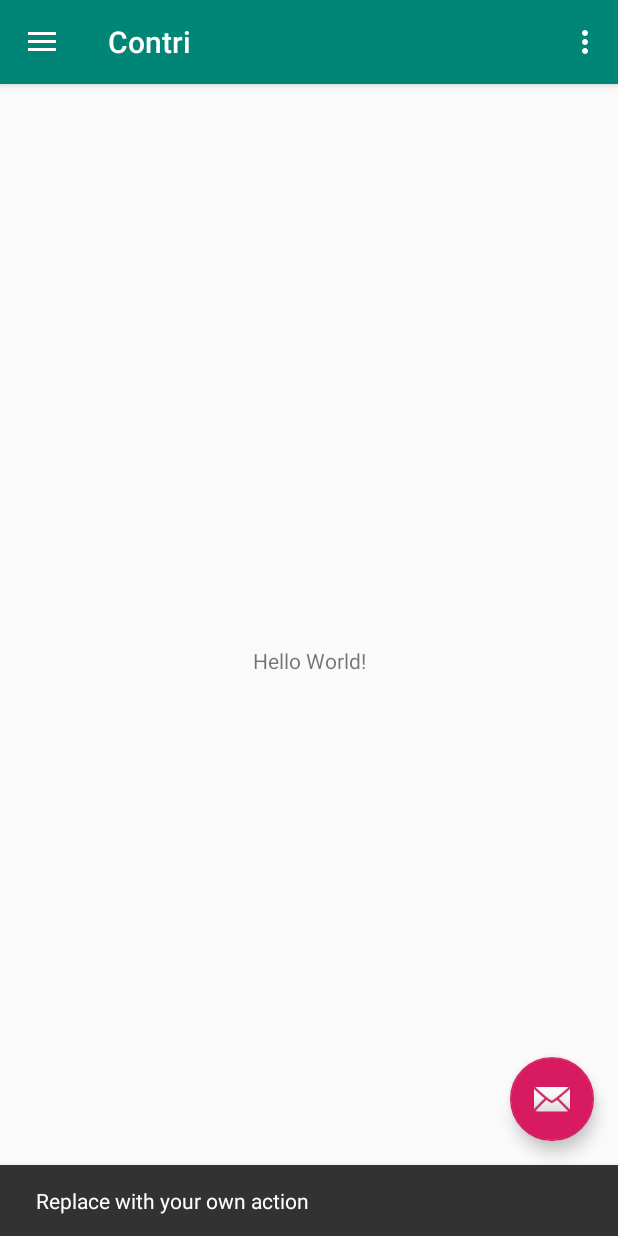
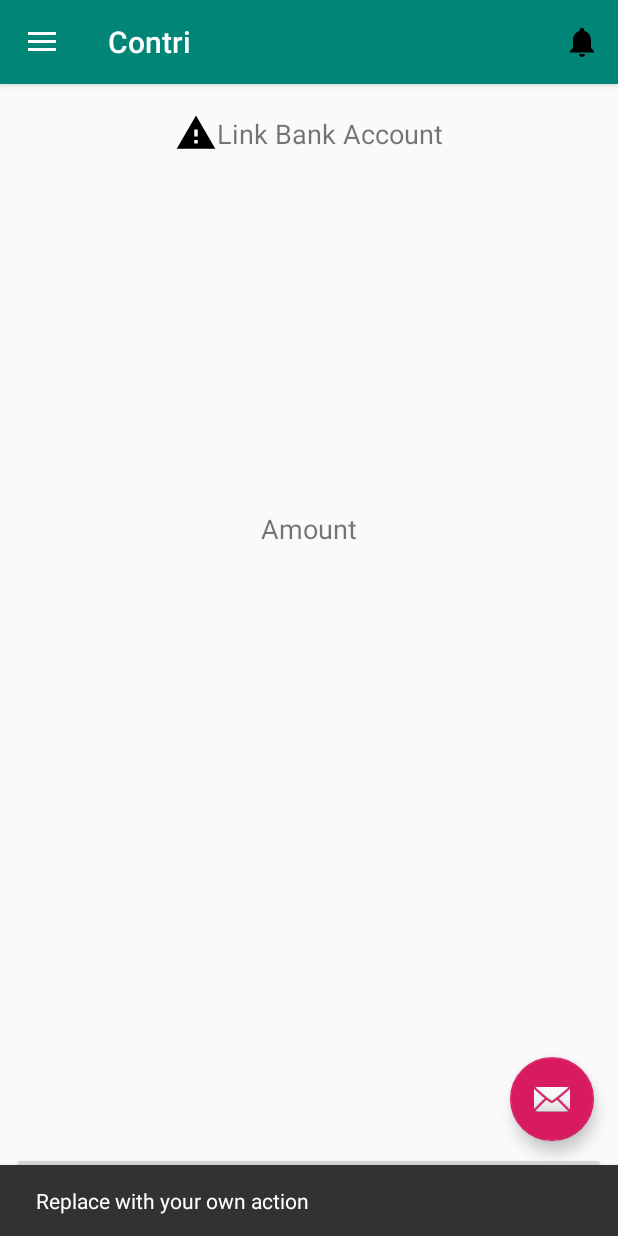
Before and after one commit to code-marine/GokuDemo, an Android app: the screen it shows after launch (MainActivity), after a tap on an icon or button, on a phone screen of 412 x 824 dp. Run offline under Robolectric (Android 15) with nearby library versions, the phone set to English and light mode, and no system bars.

Commit message:
menu and link account screen done

```diff
--- a/app/src/main/java/com/contri/MainActivity.kt
+++ b/app/src/main/java/com/contri/MainActivity.kt
@@ -59,16 +59,13 @@ class MainActivity : AppCompatActivity(), NavigationView.OnNavigationItemSelecte
     override fun onNavigationItemSelected(item: MenuItem): Boolean {
         // Handle navigation view item clicks here.
         when (item.itemId) {
-            R.id.nav_camera -> {
+            R.id.nav_offer -> {
                 // Handle the camera action
             }
-            R.id.nav_gallery -> {
+            R.id.nav_account -> {
 
             }
-            R.id.nav_slideshow -> {
-
-            }
-            R.id.nav_manage -> {
+            R.id.nav_archived_transactions -> {
 
             }
             R.id.nav_share -> {
@@ -77,6 +74,16 @@ class MainActivity : AppCompatActivity(), NavigationView.OnNavigationItemSelecte
             R.id.nav_send -> {
 
             }
+
+            R.id.nav_faq -> {
+
+            }
+            R.id.nav_email -> {
+
+            }
+            R.id.nav_feedback -> {
+
+            }
         }
 
         drawer_layout.closeDrawer(GravityCompat.START)
--- /dev/null
+++ b/app/src/main/res/drawable/ic_account.xml
@@ -0,0 +1,9 @@
+<vector xmlns:android="http://schemas.android.com/apk/res/android"
+        android:width="24dp"
+        android:height="24dp"
+        android:viewportWidth="24.0"
+        android:viewportHeight="24.0">
+    <path
+        android:fillColor="#FF000000"
+        android:pathData="M3,5v14c0,1.1 0.89,2 2,2h14c1.1,0 2,-0.9 2,-2L21,5c0,-1.1 -0.9,-2 -2,-2L5,3c-1.11,0 -2,0.9 -2,2zM15,9c0,1.66 -1.34,3 -3,3s-3,-1.34 -3,-3 1.34,-3 3,-3 3,1.34 3,3zM6,17c0,-2 4,-3.1 6,-3.1s6,1.1 6,3.1v1L6,18v-1z"/>
+</vector>
--- /dev/null
+++ b/app/src/main/res/drawable/ic_account_circle.xml
@@ -0,0 +1,9 @@
+<vector xmlns:android="http://schemas.android.com/apk/res/android"
+        android:width="24dp"
+        android:height="24dp"
+        android:viewportWidth="24.0"
+        android:viewportHeight="24.0">
+    <path
+        android:fillColor="#FF000000"
+        android:pathData="M12,2C6.48,2 2,6.48 2,12s4.48,10 10,10 10,-4.48 10,-10S17.52,2 12,2zM12,5c1.66,0 3,1.34 3,3s-1.34,3 -3,3 -3,-1.34 -3,-3 1.34,-3 3,-3zM12,19.2c-2.5,0 -4.71,-1.28 -6,-3.22 0.03,-1.99 4,-3.08 6,-3.08 1.99,0 5.97,1.09 6,3.08 -1.29,1.94 -3.5,3.22 -6,3.22z"/>
+</vector>
--- /dev/null
+++ b/app/src/main/res/drawable/ic_email.xml
@@ -0,0 +1,9 @@
+<vector xmlns:android="http://schemas.android.com/apk/res/android"
+        android:width="24dp"
+        android:height="24dp"
+        android:viewportWidth="24.0"
+        android:viewportHeight="24.0">
+    <path
+        android:fillColor="#FF000000"
+        android:pathData="M20,4L4,4c-1.1,0 -1.99,0.9 -1.99,2L2,18c0,1.1 0.9,2 2,2h16c1.1,0 2,-0.9 2,-2L22,6c0,-1.1 -0.9,-2 -2,-2zM20,8l-8,5 -8,-5L4,6l8,5 8,-5v2z"/>
+</vector>
--- /dev/null
+++ b/app/src/main/res/drawable/ic_faq.xml
@@ -0,0 +1,9 @@
+<vector xmlns:android="http://schemas.android.com/apk/res/android"
+        android:width="24dp"
+        android:height="24dp"
+        android:viewportWidth="24.0"
+        android:viewportHeight="24.0">
+    <path
+        android:fillColor="#FF000000"
+        android:pathData="M21,6h-2v9L6,15v2c0,0.55 0.45,1 1,1h11l4,4L22,7c0,-0.55 -0.45,-1 -1,-1zM17,12L17,3c0,-0.55 -0.45,-1 -1,-1L3,2c-0.55,0 -1,0.45 -1,1v14l4,-4h10c0.55,0 1,-0.45 1,-1z"/>
+</vector>
--- /dev/null
+++ b/app/src/main/res/drawable/ic_feedback.xml
@@ -0,0 +1,9 @@
+<vector xmlns:android="http://schemas.android.com/apk/res/android"
+        android:width="24dp"
+        android:height="24dp"
+        android:viewportWidth="24.0"
+        android:viewportHeight="24.0">
+    <path
+        android:fillColor="#FF000000"
+        android:pathData="M20,2L4,2c-1.1,0 -1.99,0.9 -1.99,2L2,22l4,-4h14c1.1,0 2,-0.9 2,-2L22,4c0,-1.1 -0.9,-2 -2,-2zM13,14h-2v-2h2v2zM13,10h-2L11,6h2v4z"/>
+</vector>
--- /dev/null
+++ b/app/src/main/res/drawable/ic_home_home.xml
@@ -0,0 +1,9 @@
+<vector xmlns:android="http://schemas.android.com/apk/res/android"
+        android:width="24dp"
+        android:height="24dp"
+        android:viewportWidth="24.0"
+        android:viewportHeight="24.0">
+    <path
+        android:fillColor="#FF000000"
+        android:pathData="M10,20v-6h4v6h5v-8h3L12,3 2,12h3v8z"/>
+</vector>
--- /dev/null
+++ b/app/src/main/res/drawable/ic_local_offer.xml
@@ -0,0 +1,9 @@
+<vector xmlns:android="http://schemas.android.com/apk/res/android"
+        android:width="24dp"
+        android:height="24dp"
+        android:viewportWidth="24.0"
+        android:viewportHeight="24.0">
+    <path
+        android:fillColor="#FF000000"
+        android:pathData="M21.41,11.58l-9,-9C12.05,2.22 11.55,2 11,2H4c-1.1,0 -2,0.9 -2,2v7c0,0.55 0.22,1.05 0.59,1.42l9,9c0.36,0.36 0.86,0.58 1.41,0.58 0.55,0 1.05,-0.22 1.41,-0.59l7,-7c0.37,-0.36 0.59,-0.86 0.59,-1.41 0,-0.55 -0.23,-1.06 -0.59,-1.42zM5.5,7C4.67,7 4,6.33 4,5.5S4.67,4 5.5,4 7,4.67 7,5.5 6.33,7 5.5,7z"/>
+</vector>
--- /dev/null
+++ b/app/src/main/res/drawable/ic_notifications.xml
@@ -0,0 +1,9 @@
+<vector xmlns:android="http://schemas.android.com/apk/res/android"
+        android:width="24dp"
+        android:height="24dp"
+        android:viewportWidth="24.0"
+        android:viewportHeight="24.0">
+    <path
+        android:fillColor="#FF000000"
+        android:pathData="M12,22c1.1,0 2,-0.9 2,-2h-4c0,1.1 0.89,2 2,2zM18,16v-5c0,-3.07 -1.64,-5.64 -4.5,-6.32L13.5,4c0,-0.83 -0.67,-1.5 -1.5,-1.5s-1.5,0.67 -1.5,1.5v0.68C7.63,5.36 6,7.92 6,11v5l-2,2v1h16v-1l-2,-2z"/>
+</vector>
--- /dev/null
+++ b/app/src/main/res/drawable/ic_receipt.xml
@@ -0,0 +1,9 @@
+<vector xmlns:android="http://schemas.android.com/apk/res/android"
+        android:width="24dp"
+        android:height="24dp"
+        android:viewportWidth="24.0"
+        android:viewportHeight="24.0">
+    <path
+        android:fillColor="#FF000000"
+        android:pathData="M18,17L6,17v-2h12v2zM18,13L6,13v-2h12v2zM18,9L6,9L6,7h12v2zM3,22l1.5,-1.5L6,22l1.5,-1.5L9,22l1.5,-1.5L12,22l1.5,-1.5L15,22l1.5,-1.5L18,22l1.5,-1.5L21,22L21,2l-1.5,1.5L18,2l-1.5,1.5L15,2l-1.5,1.5L12,2l-1.5,1.5L9,2 7.5,3.5 6,2 4.5,3.5 3,2v20z"/>
+</vector>
--- /dev/null
+++ b/app/src/main/res/drawable/ic_warning.xml
@@ -0,0 +1,9 @@
+<vector xmlns:android="http://schemas.android.com/apk/res/android"
+        android:width="28dp"
+        android:height="28dp"
+        android:viewportWidth="24.0"
+        android:viewportHeight="24.0">
+    <path
+        android:fillColor="#FF000000"
+        android:pathData="M1,21h22L12,2 1,21zM13,18h-2v-2h2v2zM13,14h-2v-4h2v4z"/>
+</vector>
--- a/app/src/main/res/layout/content_main.xml
+++ b/app/src/main/res/layout/content_main.xml
@@ -12,10 +12,35 @@
     <TextView
             android:layout_width="wrap_content"
             android:layout_height="wrap_content"
-            android:text="Hello World!"
+            android:text="Amount"
             app:layout_constraintBottom_toBottomOf="parent"
             app:layout_constraintLeft_toLeftOf="parent"
             app:layout_constraintRight_toRightOf="parent"
-            app:layout_constraintTop_toTopOf="parent"/>
+            app:layout_constraintTop_toTopOf="parent" android:textSize="18sp"
+            app:layout_constraintVertical_bias="0.382"/>
+    <LinearLayout
+            android:orientation="horizontal"
+            android:layout_width="match_parent"
+            android:layout_height="50dp"
+            android:gravity="center"
+            app:layout_constraintEnd_toEndOf="parent" android:layout_marginEnd="8dp"
+            app:layout_constraintStart_toStartOf="parent" android:layout_marginStart="8dp"
+            android:layout_marginTop="8dp" app:layout_constraintTop_toTopOf="parent">
+
+        <ImageView android:layout_width="wrap_content"
+                   android:src="@drawable/ic_warning"
+                   android:layout_height="wrap_content"/>
+        <TextView android:layout_width="wrap_content"
+                  android:text="Link Bank Account"
+                  android:layout_height="wrap_content"
+        android:textSize="18dp"/>
+    </LinearLayout>
+    <Button
+            android:text="Button"
+            android:layout_width="match_parent"
+            android:layout_height="wrap_content"
+            android:id="@+id/button" app:layout_constraintEnd_toEndOf="parent" android:layout_marginEnd="8dp"
+            app:layout_constraintStart_toStartOf="parent" android:layout_marginStart="8dp"
+            android:layout_marginBottom="8dp" app:layout_constraintBottom_toBottomOf="parent"/>
 
 </android.support.constraint.ConstraintLayout>
--- a/app/src/main/res/layout/nav_header_main.xml
+++ b/app/src/main/res/layout/nav_header_main.xml
@@ -13,6 +13,11 @@
         android:orientation="vertical"
         android:gravity="bottom">
 
+
+    <LinearLayout
+            android:layout_width="match_parent"
+            android:layout_height="wrap_content"
+            android:orientation="horizontal">
         <ImageView
                 android:layout_width="wrap_content"
                 android:layout_height="wrap_content"
@@ -20,6 +25,7 @@
                 app:srcCompat="@mipmap/ic_launcher_round"
                 android:contentDescription="@string/nav_header_desc"
                 android:id="@+id/imageView"/>
+    </LinearLayout>
 
     <TextView
             android:layout_width="match_parent"
--- a/app/src/main/res/menu/activity_main_drawer.xml
+++ b/app/src/main/res/menu/activity_main_drawer.xml
@@ -3,24 +3,22 @@
       xmlns:tools="http://schemas.android.com/tools"
       tools:showIn="navigation_view">
 
-    <group android:checkableBehavior="single">
-        <item
-                android:id="@+id/nav_camera"
-                android:icon="@drawable/ic_menu_camera"
-                android:title="Import"/>
-        <item
-                android:id="@+id/nav_gallery"
-                android:icon="@drawable/ic_menu_gallery"
-                android:title="Gallery"/>
-        <item
-                android:id="@+id/nav_slideshow"
-                android:icon="@drawable/ic_menu_slideshow"
-                android:title="Slideshow"/>
-        <item
-                android:id="@+id/nav_manage"
-                android:icon="@drawable/ic_menu_manage"
-                android:title="Tools"/>
-    </group>
+    <item android:title="Home">
+        <menu>
+            <item
+                    android:id="@+id/nav_offer"
+                    android:icon="@drawable/ic_local_offer"
+                    android:title="Offers"/>
+            <item
+                    android:id="@+id/nav_account"
+                    android:icon="@drawable/ic_account_circle"
+                    android:title="My Account"/>
+            <item
+                    android:id="@+id/nav_archived_transactions"
+                    android:icon="@drawable/ic_receipt"
+                    android:title="Archived Transactions"/>
+        </menu>
+    </item>
 
     <item android:title="Communicate">
         <menu>
@@ -32,6 +30,18 @@
                     android:id="@+id/nav_send"
                     android:icon="@drawable/ic_menu_send"
                     android:title="Send"/>
+            <item
+                    android:id="@+id/nav_faq"
+                    android:icon="@drawable/ic_faq"
+                    android:title="FAQ"/>
+            <item
+                    android:id="@+id/nav_email"
+                    android:icon="@drawable/ic_email"
+                    android:title="E-mail Us"/>
+            <item
+                    android:title="Feedback"
+                    android:icon="@drawable/ic_feedback"
+                    android:id="@+id/nav_feedback"/>
         </menu>
     </item>
 
--- a/app/src/main/res/menu/main.xml
+++ b/app/src/main/res/menu/main.xml
@@ -2,7 +2,8 @@
 <menu xmlns:android="http://schemas.android.com/apk/res/android"
       xmlns:app="http://schemas.android.com/apk/res-auto">
     <item android:id="@+id/action_settings"
-          android:title="@string/action_settings"
+          android:title="notifications"
+          android:icon="@drawable/ic_notifications"
           android:orderInCategory="100"
-          app:showAsAction="never"/>
+          app:showAsAction="always"/>
 </menu>
--- a/app/src/main/res/values/strings.xml
+++ b/app/src/main/res/values/strings.xml
@@ -2,8 +2,8 @@
     <string name="app_name">Contri</string>
     <string name="navigation_drawer_open">Open navigation drawer</string>
     <string name="navigation_drawer_close">Close navigation drawer</string>
-    <string name="nav_header_title">Android Studio</string>
-    <string name="nav_header_subtitle">android.studio@android.com</string>
+    <string name="nav_header_title">Shivam Yadav</string>
+    <string name="nav_header_subtitle">sky.java9@gmail.com</string>
     <string name="nav_header_desc">Navigation header</string>
     <string name="action_settings">Settings</string>
 </resources>
```
Lines whose indentation alone changed are shown as unchanged.
